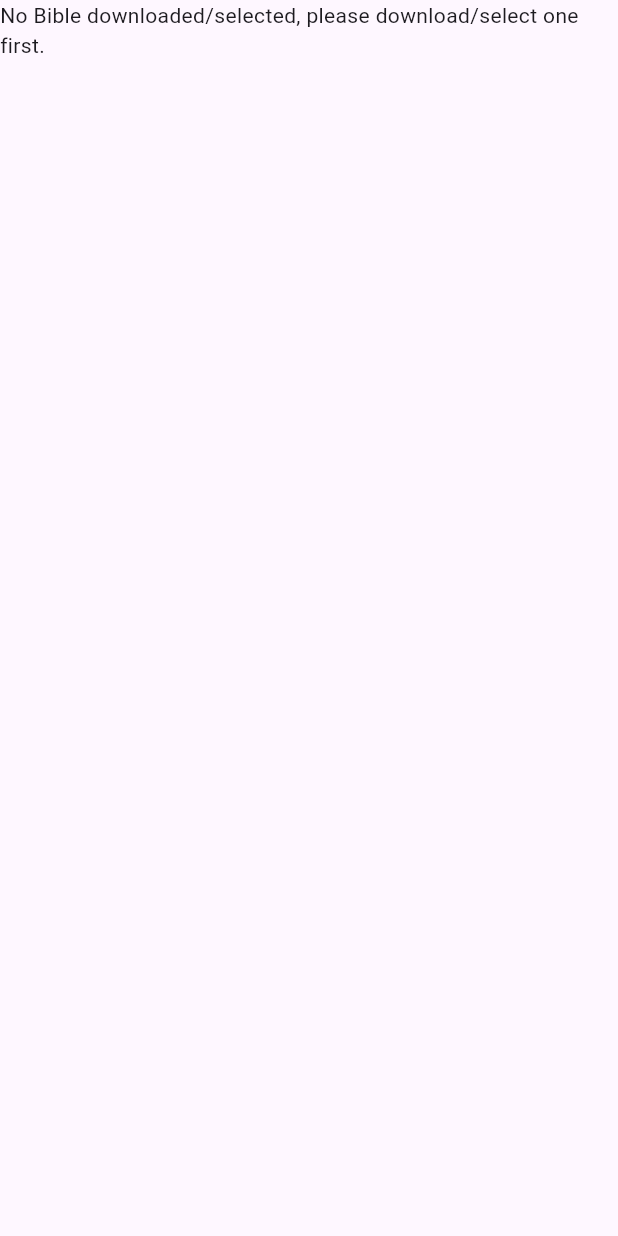
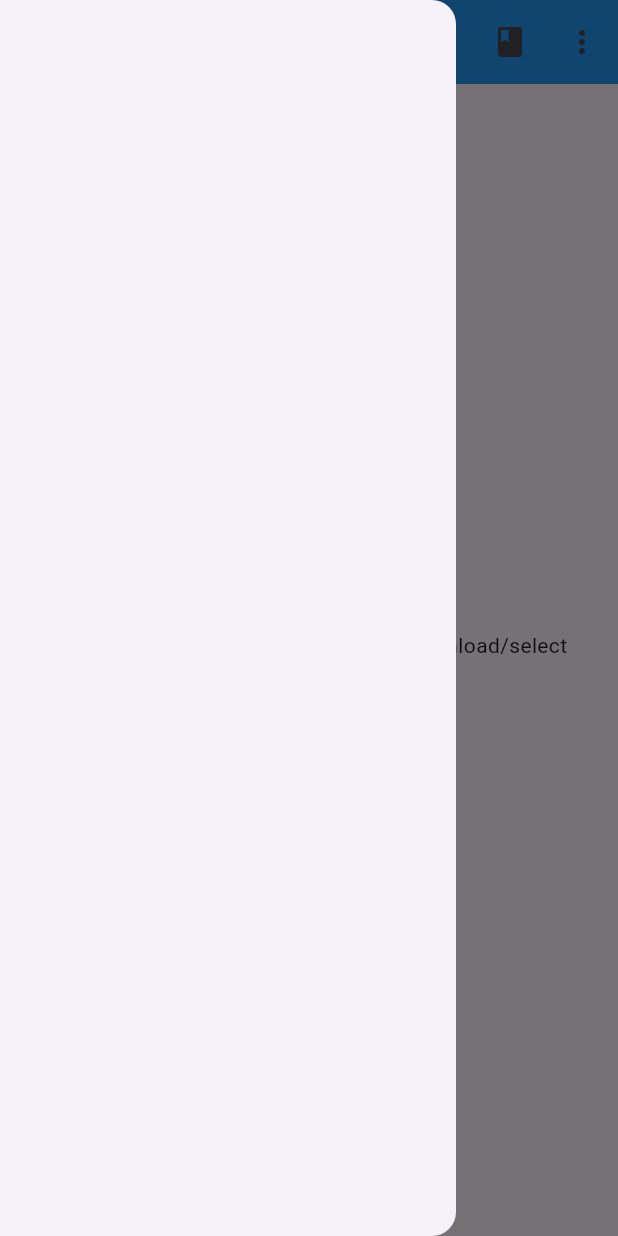
Before and after one commit to haotsai101/bible_reading, a Flutter app: the screen it shows after launch, with the side drawer open (before the commit the screen has no drawer), on a phone screen of 412 x 824 dp. Run offline on Flutter 3.47's test engine with Material 3 defaults, Android fonts, the phone set to English and light mode, and no system bars; our stand-ins replace file_picker, flutter_dotenv, shared_preferences, sqflite, sqflite_common_ffi; accounts and stored records are empty; statements that could not run were skipped.

Commit message:
Reset main.dart

```diff
--- a/lib/db/database_helper.dart
+++ b/lib/db/database_helper.dart
@@ -10,7 +10,7 @@ import 'package:sqflite/sqflite.dart';
 
 class DatabaseHelper {
   static late List<Map<String, dynamic>> defaultBooks;
-  static void loadDefaultBooks() {
+  static Future<void> loadDefaultBooks() async {
     String defaultBooksJson = dotenv.env['DEFAULT_BOOKS_JSON']!;
     defaultBooks =
         List<Map<String, dynamic>>.from(json.decode(defaultBooksJson));
@@ -20,8 +20,8 @@ class DatabaseHelper {
 
   static Future<Database> getDatabase() async {
     final dbPath = await getDatabasesPath();
-    // final path = join(dbPath, 'bible.db');
-    // await deleteDatabase(path);
+    final path = join(dbPath, 'bible.db');
+    await deleteDatabase(path);
 
     return openDatabase(
       join(dbPath, 'bible.db'),
--- a/lib/screens/home.dart
+++ b/lib/screens/home.dart
@@ -15,179 +15,177 @@ class MyHomePage extends StatefulWidget {
 }
 
 class _MyHomePageState extends State<MyHomePage> with WidgetsBindingObserver {
-  // late Future<List<Verse>> futureVerses = Future.value([]);
-  // late Future<List<Bible>> futureVersions = Future.value([]);
-  // Map<String, Bible> biblesMap = {}; // Map to hold Bible ID to Bible object
-  // String title = 'Bible';
+  late Future<List<Verse>> futureVerses = Future.value([]);
+  late Future<List<Bible>> futureVersions = Future.value([]);
+  Map<String, Bible> biblesMap = {}; // Map to hold Bible ID to Bible object
+  String title = 'Bible';
 
-  // @override
-  // initState() {
-  //   super.initState();
-  //   _fetchData();
-  // }
+  @override
+  initState() {
+    super.initState();
+    _fetchData();
+  }
 
-  // void _fetchData() {
-  //   futureVerses = ReadingManager().getVersesByChapter();
-  //   futureVersions = ReadingManager().getBibles().then((bibles) {
-  //     // Initialize the map of Bible IDs to Bible objects
-  //     biblesMap = {for (var bible in bibles) bible.id: bible};
-  //     return bibles;
-  //   });
-  //   ReadingManager().getChapter().then((c) => {
-  //         ReadingManager().getBook().then((b) => {
-  //               if (b != null &&
-  //                   c != null &&
-  //                   ReadingManager().currentBibleIds.isNotEmpty)
-  //                 {setState(() => title = '${b.abbreviation} ${c.number}')}
-  //               else if (ReadingManager().currentBibleIds.isEmpty)
-  //                 {setState(() => title = 'Bible')}
-  //             })
-  //       });
-  // }
+  void _fetchData() {
+    futureVerses = ReadingManager().getVersesByChapter();
+    futureVersions = ReadingManager().getBibles().then((bibles) {
+      // Initialize the map of Bible IDs to Bible objects
+      biblesMap = {for (var bible in bibles) bible.id: bible};
+      return bibles;
+    });
+    ReadingManager().getChapter().then((c) => {
+          ReadingManager().getBook().then((b) => {
+                if (b != null &&
+                    c != null &&
+                    ReadingManager().currentBibleIds.isNotEmpty)
+                  {setState(() => title = '${b.abbreviation} ${c.number}')}
+                else if (ReadingManager().currentBibleIds.isEmpty)
+                  {setState(() => title = 'Bible')}
+              })
+        });
+  }
 
-  // Future<void> _handleRefresh() async {
-  //   setState(() {
-  //     futureVerses = ReadingManager().getVersesByChapter();
-  //     futureVersions = ReadingManager().getBibles().then((bibles) {
-  //       // Initialize the map of Bible IDs to Bible objects
-  //       biblesMap = {for (var bible in bibles) bible.id: bible};
-  //       return bibles;
-  //     });
-  //   });
-  // }
+  Future<void> _handleRefresh() async {
+    setState(() {
+      futureVerses = ReadingManager().getVersesByChapter();
+      futureVersions = ReadingManager().getBibles().then((bibles) {
+        // Initialize the map of Bible IDs to Bible objects
+        biblesMap = {for (var bible in bibles) bible.id: bible};
+        return bibles;
+      });
+    });
+  }
 
   @override
   Widget build(BuildContext context) {
     return Scaffold(
-      // appBar: AppBar(
-      //   title: Text(title),
-      //   backgroundColor: Colors.blue,
-      //   leading: Builder(
-      //     builder: (BuildContext context) {
-      //       return IconButton(
-      //         icon: const Icon(Icons.menu),
-      //         onPressed: () => Scaffold.of(context).openDrawer(),
-      //       );
-      //     },
-      //   ),
-      //   actions: <Widget>[
-      //     FutureBuilder<List<Bible>>(
-      //       future: futureVersions,
-      //       builder:
-      //           (BuildContext context, AsyncSnapshot<List<Bible>> snapshot) {
-      //         if (snapshot.connectionState == ConnectionState.done &&
-      //             snapshot.hasData) {
-      //           return PopupMenuButton<Bible>(
-      //             onSelected: (Bible version) async {
-      //               // Handle the version selection
-      //               if (ReadingManager().currentBibleIds.contains(version.id)) {
-      //                 await ReadingManager().removeBibleId(version.id);
-      //               } else {
-      //                 await ReadingManager().addBibleId(version.id);
-      //               }
-      //               setState(() {
-      //                 _fetchData();
-      //               });
-      //             },
-      //             itemBuilder: (BuildContext context) {
-      //               return snapshot.data!.map((Bible version) {
-      //                 return CheckedPopupMenuItem<Bible>(
-      //                   value: version,
-      //                   checked: ReadingManager()
-      //                       .currentBibleIds
-      //                       .contains(version.id),
-      //                   child: Text(version.abbreviation),
-      //                 );
-      //               }).toList();
-      //             },
-      //             icon: const Icon(Icons.book),
-      //           );
-      //         } else {
-      //           // Display a placeholder or an empty widget if versions are not loaded yet
-      //           return Container();
-      //         }
-      //       },
-      //     ),
-      //     PopupMenuButton<String>(
-      //       onSelected: (String result) {
-      //         if (result == 'download') {
-      //           Navigator.push(
-      //             context,
-      //             MaterialPageRoute(
-      //                 builder: (context) =>
-      //                     DownloadScreen(updateData: _fetchData)),
-      //           );
-      //         }
-      //       },
-      //       itemBuilder: (BuildContext context) => <PopupMenuEntry<String>>[
-      //         const PopupMenuItem<String>(
-      //           value: 'download',
-      //           child: Text('Download'),
-      //         ),
-      //         // Additional options can be added here
-      //       ],
-      //       icon: const Icon(Icons.more_vert),
-      //     ),
-      //   ],
-      // ),
-      // drawer: Drawer(
-      //   child: CustomDrawerContent(
-      //     updateData: _fetchData, // Pass the function directly
-      //   ),
-      // ),
-      // body: RefreshIndicator(
-      //   onRefresh: _handleRefresh,
-      //   child: GestureDetector(
-      //     onHorizontalDragEnd: (DragEndDetails details) async {
-      //       // Determine swipe direction
-      //       if (details.primaryVelocity! > 0) {
-      //         // User swiped Right - Load previous chapter
-      //         // Here, you need to implement logic to determine the previous chapter ID
-      //         await ReadingManager().goToPreviousChapter();
-      //         _fetchData();
-      //       } else if (details.primaryVelocity! < 0) {
-      //         // User swiped Left - Load next chapter
-      //         // Here, you need to implement logic to determine the next chapter ID
-      //         await ReadingManager().goToNextChapter();
-      //         _fetchData();
-      //       }
-      //     },
-      //     child: FutureBuilder<List<Verse>>(
-      //       future: futureVerses,
-      //       builder: (context, snapshot) {
-      //         if (snapshot.connectionState == ConnectionState.done) {
-      //           if (snapshot.hasError ||
-      //               snapshot.data == null ||
-      //               snapshot.data!.isEmpty) {
-      //             return const Center(
-      //                 child: Padding(
-      //               padding: EdgeInsets.all(20.0),
-      //               child: Text(
-      //                   'No Bible downloaded/selected, please download/select one first.'),
-      //             ));
-      //           }
-      //           return ListView.builder(
-      //             itemCount: snapshot.data!.length,
-      //             itemBuilder: (context, index) {
-      //               Verse verse = snapshot.data![index];
-      //               return ListTile(
-      //                 title: Text('${verse.number} ${verse.content}'),
-      //                 subtitle: biblesMap.length > 1
-      //                     ? Text(
-      //                         'Bible: ${biblesMap[verse.bibleId]?.abbreviation ?? 'Unknown'}')
-      //                     : null, // Conditional display based on the number of items in biblesMap
-      //               );
-      //             },
-      //           );
-      //         } else {
-      //           return const Center(child: CircularProgressIndicator());
-      //         }
-      //       },
-      //     ),
-      //   ),
-      // ),
-      body: Text(
-          'No Bible downloaded/selected, please download/select one first.'),
+      appBar: AppBar(
+        title: Text(title),
+        backgroundColor: Colors.blue,
+        leading: Builder(
+          builder: (BuildContext context) {
+            return IconButton(
+              icon: const Icon(Icons.menu),
+              onPressed: () => Scaffold.of(context).openDrawer(),
+            );
+          },
+        ),
+        actions: <Widget>[
+          FutureBuilder<List<Bible>>(
+            future: futureVersions,
+            builder:
+                (BuildContext context, AsyncSnapshot<List<Bible>> snapshot) {
+              if (snapshot.connectionState == ConnectionState.done &&
+                  snapshot.hasData) {
+                return PopupMenuButton<Bible>(
+                  onSelected: (Bible version) async {
+                    // Handle the version selection
+                    if (ReadingManager().currentBibleIds.contains(version.id)) {
+                      await ReadingManager().removeBibleId(version.id);
+                    } else {
+                      await ReadingManager().addBibleId(version.id);
+                    }
+                    setState(() {
+                      _fetchData();
+                    });
+                  },
+                  itemBuilder: (BuildContext context) {
+                    return snapshot.data!.map((Bible version) {
+                      return CheckedPopupMenuItem<Bible>(
+                        value: version,
+                        checked: ReadingManager()
+                            .currentBibleIds
+                            .contains(version.id),
+                        child: Text(version.abbreviation),
+                      );
+                    }).toList();
+                  },
+                  icon: const Icon(Icons.book),
+                );
+              } else {
+                // Display a placeholder or an empty widget if versions are not loaded yet
+                return Container();
+              }
+            },
+          ),
+          PopupMenuButton<String>(
+            onSelected: (String result) {
+              if (result == 'download') {
+                Navigator.push(
+                  context,
+                  MaterialPageRoute(
+                      builder: (context) =>
+                          DownloadScreen(updateData: _fetchData)),
+                );
+              }
+            },
+            itemBuilder: (BuildContext context) => <PopupMenuEntry<String>>[
+              const PopupMenuItem<String>(
+                value: 'download',
+                child: Text('Download'),
+              ),
+              // Additional options can be added here
+            ],
+            icon: const Icon(Icons.more_vert),
+          ),
+        ],
+      ),
+      drawer: Drawer(
+        child: CustomDrawerContent(
+          updateData: _fetchData, // Pass the function directly
+        ),
+      ),
+      body: RefreshIndicator(
+        onRefresh: _handleRefresh,
+        child: GestureDetector(
+          onHorizontalDragEnd: (DragEndDetails details) async {
+            // Determine swipe direction
+            if (details.primaryVelocity! > 0) {
+              // User swiped Right - Load previous chapter
+              // Here, you need to implement logic to determine the previous chapter ID
+              await ReadingManager().goToPreviousChapter();
+              _fetchData();
+            } else if (details.primaryVelocity! < 0) {
+              // User swiped Left - Load next chapter
+              // Here, you need to implement logic to determine the next chapter ID
+              await ReadingManager().goToNextChapter();
+              _fetchData();
+            }
+          },
+          child: FutureBuilder<List<Verse>>(
+            future: futureVerses,
+            builder: (context, snapshot) {
+              if (snapshot.connectionState == ConnectionState.done) {
+                if (snapshot.hasError ||
+                    snapshot.data == null ||
+                    snapshot.data!.isEmpty) {
+                  return const Center(
+                      child: Padding(
+                    padding: EdgeInsets.all(20.0),
+                    child: Text(
+                        'No Bible downloaded/selected, please download/select one first.'),
+                  ));
+                }
+                return ListView.builder(
+                  itemCount: snapshot.data!.length,
+                  itemBuilder: (context, index) {
+                    Verse verse = snapshot.data![index];
+                    return ListTile(
+                      title: Text('${verse.number} ${verse.content}'),
+                      subtitle: biblesMap.length > 1
+                          ? Text(
+                              'Bible: ${biblesMap[verse.bibleId]?.abbreviation ?? 'Unknown'}')
+                          : null, // Conditional display based on the number of items in biblesMap
+                    );
+                  },
+                );
+              } else {
+                return const Center(child: CircularProgressIndicator());
+              }
+            },
+          ),
+        ),
+      ),
     );
   }
 }
```
Also changed, not shown: lib/main.dart (+4 -5 lines).
